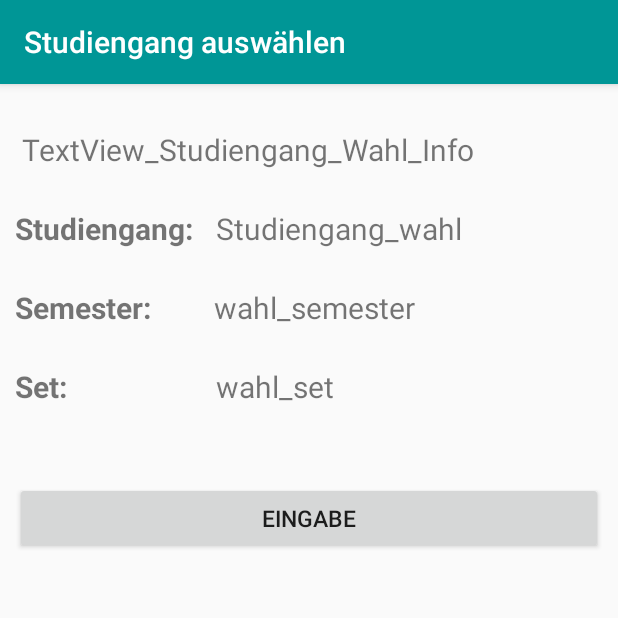
After one commit to crytec9091/EAH-APP, an Android app: the Studiengang_auswahl screen opened directly, with no data from a screen before it, on a phone screen of 412 x 824 dp, the top half of it. The commit adds this screen. Run offline under Robolectric (Android 15) with nearby library versions, the phone set to English and light mode, and no system bars.

```diff
--- a/app/src/main/AndroidManifest.xml
+++ b/app/src/main/AndroidManifest.xml
@@ -39,6 +39,12 @@
             android:label="Abonnierte Studiengänge">
         </activity>
 
+        <activity
+            android:name=".Studiengang_auswahl"
+            android:label="Studiengang auswählen">
+        </activity>
+
+
     </application>
 
 </manifest>
--- /dev/null
+++ b/app/src/main/java/s1eustei/eah/eah_app/Studiengang_auswahl.java
@@ -0,0 +1,24 @@
+package s1eustei.eah.eah_app;
+
+import android.os.Bundle;
+import android.support.v7.app.AppCompatActivity;
+import android.webkit.WebView;
+import android.widget.AbsoluteLayout;
+import android.widget.LinearLayout;
+
+
+public class Studiengang_auswahl extends AppCompatActivity {
+
+    private void htmlView(){
+        LinearLayout linearLayout = new LinearLayout(this);
+        WebView webView = new WebView(this);
+
+        linearLayout.setLayoutParams(new LinearLayout.LayoutParams(LinearLayout.LayoutParams.MATCH_PARENT, LinearLayout.LayoutParams.MATCH_PARENT));
+      //  webView.setLayoutParams(new WebView.LayoutParams(WebView.LayoutParams.MATCH_PARENT, WebView.LayoutParams.MATCH_PARENT));
+    }
+
+    public void onCreate(Bundle savedInstanceState){
+        super.onCreate(savedInstanceState);
+        setContentView(R.layout.studiengang_auswahl);
+    }
+}
--- /dev/null
+++ b/app/src/main/res/layout/studiengang_auswahl.xml
@@ -0,0 +1,97 @@
+<?xml version="1.0" encoding="utf-8"?>
+<LinearLayout xmlns:android="http://schemas.android.com/apk/res/android"
+    android:orientation="vertical" android:layout_width="match_parent"
+    android:layout_height="match_parent">
+
+    <TextView
+        android:id="@+id/Studiengang_Wahl_Info"
+        android:text="TextView_Studiengang_Wahl_Info"
+        android:layout_width="match_parent"
+        android:layout_height="wrap_content"
+        android:layout_gravity="center"
+        android:layout_marginTop="30dp"
+        android:layout_marginLeft="10dp"
+        android:textSize="20dp"/>
+
+    <TableRow
+        android:layout_height="wrap_content"
+        android:layout_width="wrap_content">
+
+        <TextView
+            android:id="@+id/studiengang_wahl_studiengang"
+            android:text="Studiengang:"
+            android:layout_width="wrap_content"
+            android:layout_height="wrap_content"
+            android:layout_marginTop="25dp"
+            android:layout_marginLeft="10dp"
+            android:textSize="20dp"
+            android:textStyle="bold"/>
+
+        <TextView
+            android:text="Studiengang_wahl"
+            android:layout_marginTop="25dp"
+            android:layout_marginLeft="15dp"
+            android:textSize="20dp"/>
+
+    </TableRow>
+
+    <TableRow
+        android:layout_width="wrap_content"
+        android:layout_height="wrap_content">
+
+        <TextView
+            android:id="@+id/studiengang_semester"
+            android:text="Semester:"
+            android:layout_width="wrap_content"
+            android:layout_height="wrap_content"
+            android:layout_marginTop="25dp"
+            android:layout_marginLeft="10dp"
+            android:textSize="20dp"
+            android:textStyle="bold"/>
+
+        <TextView
+            android:id="@+id/studiengang_wahl_semester"
+            android:text="wahl_semester"
+            android:layout_height="wrap_content"
+            android:layout_width="wrap_content"
+            android:layout_marginTop="25dp"
+            android:layout_marginLeft="42dp"
+            android:textSize="20dp"/>
+    </TableRow>
+
+    <TableRow
+        android:layout_height="wrap_content"
+        android:layout_width="wrap_content">
+
+        <TextView
+            android:id="@+id/studiengang_Set"
+            android:text="Set:"
+            android:layout_width="wrap_content"
+            android:layout_height="wrap_content"
+            android:layout_marginTop="25dp"
+            android:layout_marginLeft="10dp"
+            android:textSize="20dp"
+            android:textStyle="bold"/>
+
+        <TextView
+            android:id="@+id/Studiengang_wahl_set"
+            android:text="wahl_set"
+            android:layout_height="wrap_content"
+            android:layout_width="wrap_content"
+            android:layout_marginLeft="99dp"
+            android:layout_marginTop="25dp"
+            android:textSize="20dp"/>
+    </TableRow>
+
+    <Button
+        android:id="@+id/studiengang_wahl_eingabe"
+        android:text="Eingabe"
+        android:layout_marginTop="50dp"
+        android:layout_gravity="bottom"
+        android:layout_width="match_parent"
+        android:layout_height="wrap_content"
+        android:layout_marginLeft="10dp"
+        android:layout_marginRight="10dp"
+        android:textSize="15dp"/>
+
+</LinearLayout>
```
Also changed, not shown: app/src/main/java/s1eustei/eah/eah_app/Abos.java (+23 -3 lines), app/src/main/res/layout/abos.xml (+31 -0 lines), 1 other file.
